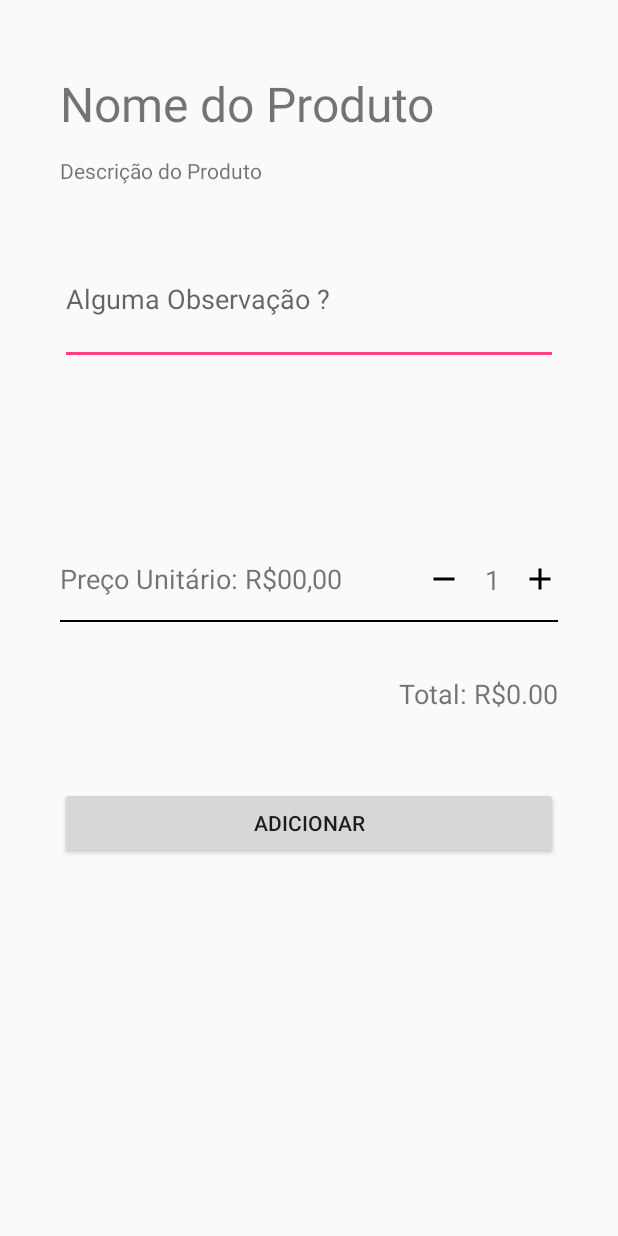
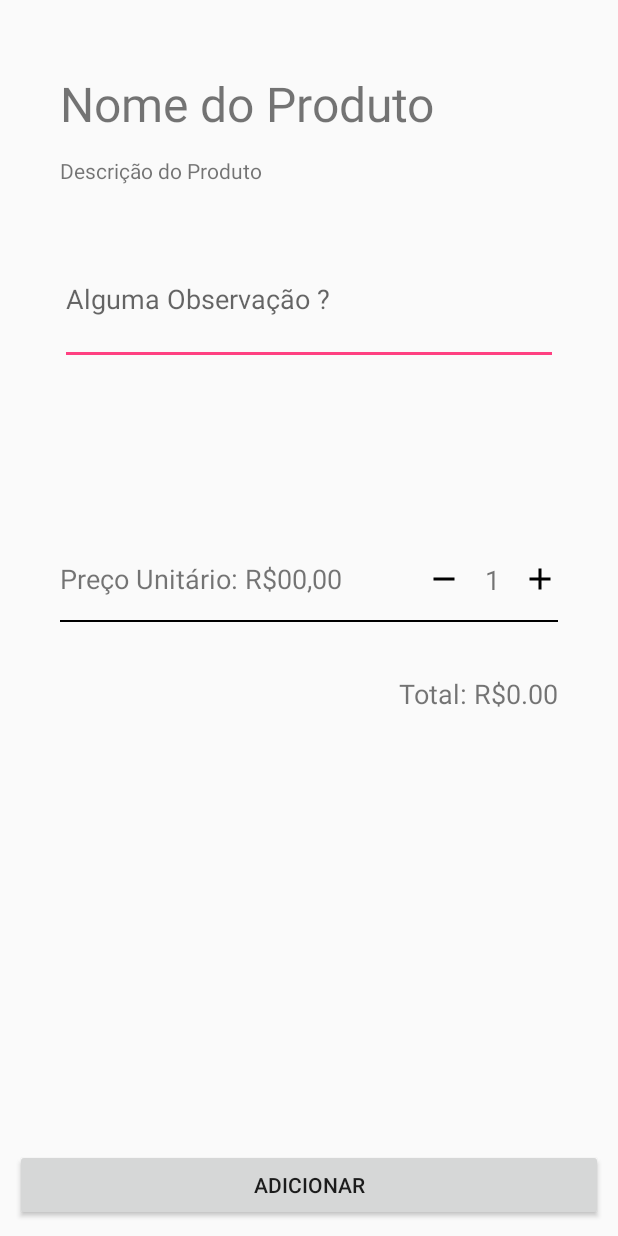
Before and after one commit to Gabriel-Bur/gerenciador-pedidos, an Android app: the ObsPopup screen opened directly, with no data from a screen before it, on a phone screen of 412 x 824 dp. Run offline under Robolectric (Android 15) with nearby library versions, the phone set to English and light mode, and no system bars; our stand-ins replace Firebase (no records; nobody signed in at launch, a user with empty details on screens opened directly); 5 statements that could not run were skipped.

Commit message:
Bug para versão android 4.4 resolvido, shopcart icon drawable.

```diff
--- a/app/src/main/java/com/infnet/android/gerenciador_pedidos/CardapioActivity.java
+++ b/app/src/main/java/com/infnet/android/gerenciador_pedidos/CardapioActivity.java
@@ -4,6 +4,7 @@ import android.content.Intent;
 import android.support.annotation.NonNull;
 import android.support.v7.app.AppCompatActivity;
 import android.os.Bundle;
+import android.support.v7.app.AppCompatDelegate;
 import android.view.View;
 import android.widget.Button;
 import android.widget.ExpandableListAdapter;
@@ -28,6 +29,7 @@ import Classes.Mesa;
 import Classes.Pedido;
 
 public class CardapioActivity extends AppCompatActivity {
+
 
 
     //Referencia do Banco Firebase
@@ -61,6 +63,7 @@ public class CardapioActivity extends AppCompatActivity {
 
     @Override
     protected void onCreate(Bundle savedInstanceState) {
+        AppCompatDelegate.setCompatVectorFromResourcesEnabled(true);
         super.onCreate(savedInstanceState);
         setContentView(R.layout.activity_cardapio);
         init();
--- a/app/src/main/res/layout/activity_cardapio.xml
+++ b/app/src/main/res/layout/activity_cardapio.xml
@@ -12,7 +12,6 @@
         android:layout_height="wrap_content"
         android:layout_centerHorizontal="true"
         android:background="@android:color/holo_orange_light"
-        android:drawableLeft="@drawable/ic_shopping_cart_black_24dp"
         android:padding="10dp"
         android:text="@string/carrinhoBtn" />
 
--- a/app/src/main/res/layout/activity_obspopup.xml
+++ b/app/src/main/res/layout/activity_obspopup.xml
@@ -137,12 +137,9 @@
         android:id="@+id/obs_adicionar"
         android:layout_width="match_parent"
         android:layout_height="wrap_content"
-        android:layout_alignEnd="@+id/obs_TotalTextValue"
-        android:layout_alignLeft="@+id/separator"
-        android:layout_alignRight="@+id/obs_TotalTextValue"
-        android:layout_alignStart="@+id/separator"
-        android:layout_below="@+id/obs_TotalTextValue"
-        android:layout_marginTop="50dp"
-        android:text="@string/obs_adicionar" />
+        android:text="@string/obs_adicionar"
+        android:layout_alignParentBottom="true"
+        android:layout_alignParentRight="true"
+        android:layout_alignParentEnd="true" />
 
 </RelativeLayout>
--- a/app/src/main/res/layout/activity_pedido.xml
+++ b/app/src/main/res/layout/activity_pedido.xml
@@ -52,13 +52,13 @@
         android:id="@+id/pedido_totalTextLabel"
         android:layout_width="wrap_content"
         android:layout_height="wrap_content"
-        android:layout_alignBaseline="@+id/pedido_valorTextLabel"
         android:layout_alignBottom="@+id/pedido_valorTextLabel"
         android:layout_toLeftOf="@+id/pedido_valorTextLabel"
         android:layout_toStartOf="@+id/pedido_valorTextLabel"
         android:padding="15dp"
         android:text="@string/totalText"
         android:textAlignment="textEnd"
-        android:textSize="24sp" />
+        android:textSize="24sp"
+        android:layout_below="@+id/pedido_ListView" />
 
 </RelativeLayout>
```
